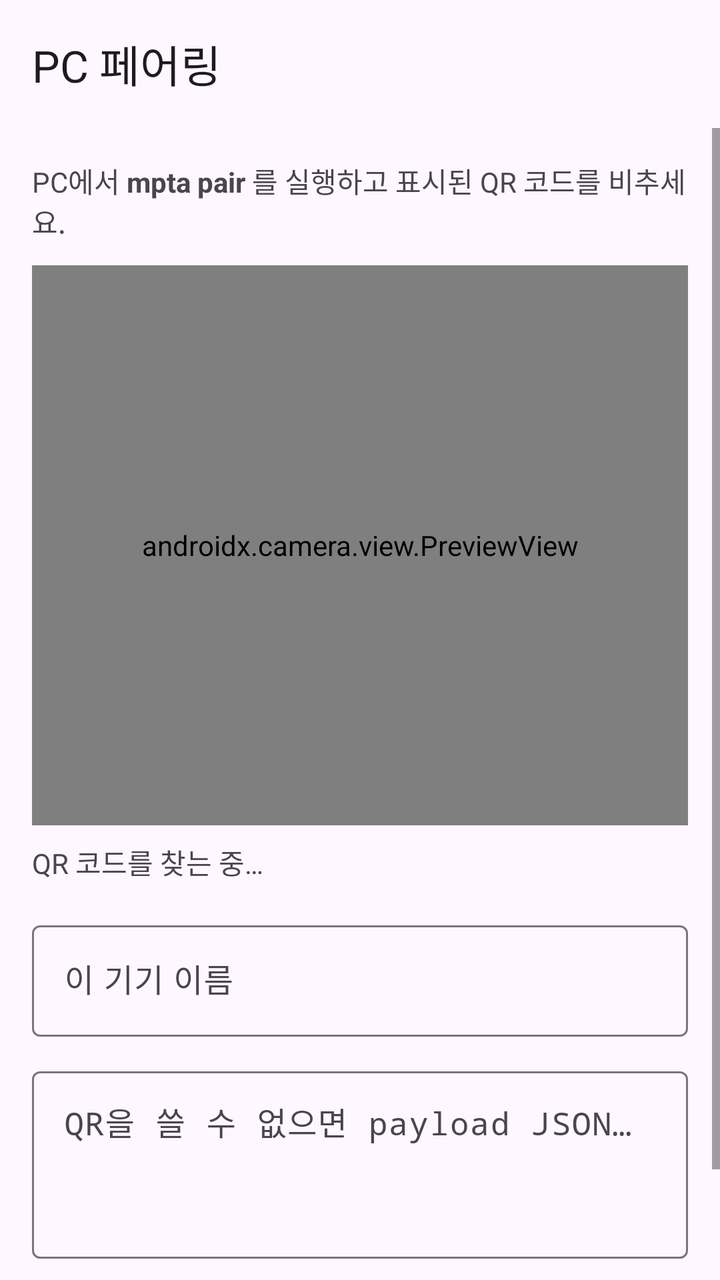
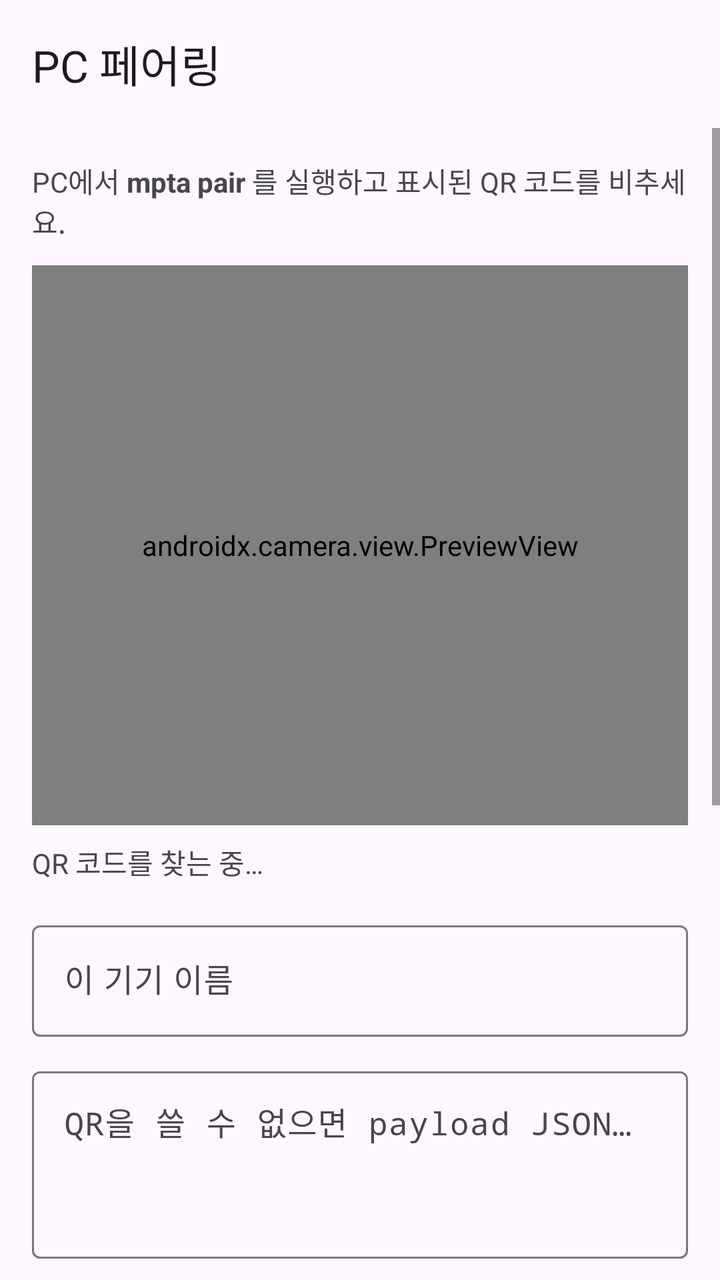

Compare the two renders of this Android layout. The source of the first and the diff that turns it into the second are given below.
<!-- AndroidManifest.xml: application theme Theme.Mpta -->
<!-- res/layout/activity_pairing.xml -->
<?xml version="1.0" encoding="utf-8"?>
<LinearLayout xmlns:android="http://schemas.android.com/apk/res/android"
    xmlns:app="http://schemas.android.com/apk/res-auto"
    android:id="@+id/root"
    android:layout_width="match_parent"
    android:layout_height="match_parent"
    android:orientation="vertical">

    <com.google.android.material.appbar.MaterialToolbar
        android:id="@+id/toolbar"
        android:layout_width="match_parent"
        android:layout_height="?attr/actionBarSize"
        app:title="@string/pairing_title" />

    <ScrollView
        android:layout_width="match_parent"
        android:layout_height="match_parent">

        <LinearLayout
            android:layout_width="match_parent"
            android:layout_height="wrap_content"
            android:orientation="vertical"
            android:padding="16dp">

            <TextView
                android:id="@+id/help"
                android:layout_width="match_parent"
                android:layout_height="wrap_content"
                android:text="@string/pairing_help" />

            <androidx.camera.view.PreviewView
                android:id="@+id/preview"
                android:layout_width="match_parent"
                android:layout_height="280dp"
                android:layout_marginTop="12dp" />

            <TextView
                android:id="@+id/status"
                android:layout_width="match_parent"
                android:layout_height="wrap_content"
                android:layout_marginTop="8dp"
                android:text="@string/pairing_scanning" />

            <com.google.android.material.textfield.TextInputLayout
                android:layout_width="match_parent"
                android:layout_height="wrap_content"
                android:layout_marginTop="16dp"
                android:hint="@string/pairing_device_name">

                <com.google.android.material.textfield.TextInputEditText
                    android:id="@+id/deviceName"
                    android:layout_width="match_parent"
                    android:layout_height="wrap_content"
                    android:inputType="text"
                    android:maxLines="1" />
            </com.google.android.material.textfield.TextInputLayout>

            <com.google.android.material.textfield.TextInputLayout
                android:layout_width="match_parent"
                android:layout_height="wrap_content"
                android:layout_marginTop="12dp"
                android:hint="@string/pairing_paste_hint">

                <com.google.android.material.textfield.TextInputEditText
                    android:id="@+id/payload"
                    android:layout_width="match_parent"
                    android:layout_height="wrap_content"
                    android:gravity="top"
                    android:inputType="textMultiLine|textNoSuggestions"
                    android:minLines="3"
                    android:typeface="monospace" />
            </com.google.android.material.textfield.TextInputLayout>

            <Button
                android:id="@+id/pasteButton"
                android:layout_width="match_parent"
                android:layout_height="wrap_content"
                android:layout_marginTop="8dp"
                android:text="@string/pairing_paste_button" />
        </LinearLayout>
    </ScrollView>
</LinearLayout>
<!-- resources referenced by this layout -->
<resources>
  <string name="pairing_device_name">이 기기 이름</string>
  <string name="pairing_help">PC에서 <b>mpta pair</b> 를 실행하고 표시된 QR 코드를 비추세요.</string>
  <string name="pairing_paste_button">붙여넣은 정보로 페어링</string>
  <string name="pairing_paste_hint">QR을 쓸 수 없으면 payload JSON을 붙여넣으세요</string>
  <string name="pairing_scanning">QR 코드를 찾는 중…</string>
  <string name="pairing_title">PC 페어링</string>
  <style name="Theme.Mpta" parent="Theme.Material3.DayNight.NoActionBar">
          <item name="colorPrimary">#3A6EA5</item>
      </style>
</resources>

<!-- the commit's change to res/layout/activity_pairing.xml (unified diff, before → after) -->
@@ -77,6 +77,77 @@
                 android:layout_height="wrap_content"
                 android:layout_marginTop="8dp"
                 android:text="@string/pairing_paste_button" />
+
+            
+            <TextView
+                android:layout_width="match_parent"
+                android:layout_height="wrap_content"
+                android:layout_marginTop="24dp"
+                android:text="@string/pin_section_title"
+                android:textAppearance="?attr/textAppearanceTitleMedium" />
+
+            <TextView
+                android:layout_width="match_parent"
+                android:layout_height="wrap_content"
+                android:layout_marginTop="4dp"
+                android:text="@string/pin_help" />
+
+            <Button
+                android:id="@+id/discoverButton"
+                style="?attr/materialButtonOutlinedStyle"
+                android:layout_width="match_parent"
+                android:layout_height="wrap_content"
+                android:layout_marginTop="8dp"
+                android:text="@string/pin_discover" />
+
+            <TextView
+                android:id="@+id/discoverStatus"
+                android:layout_width="match_parent"
+                android:layout_height="wrap_content"
+                android:visibility="gone" />
+
+            <LinearLayout
+                android:id="@+id/discoveredList"
+                android:layout_width="match_parent"
+                android:layout_height="wrap_content"
+                android:orientation="vertical" />
+
+            <com.google.android.material.textfield.TextInputLayout
+                android:layout_width="match_parent"
+                android:layout_height="wrap_content"
+                android:layout_marginTop="8dp"
+                android:hint="@string/pin_address_hint">
+
+                <com.google.android.material.textfield.TextInputEditText
+                    android:id="@+id/hostAddress"
+                    android:layout_width="match_parent"
+                    android:layout_height="wrap_content"
+                    android:inputType="textUri|textNoSuggestions"
+                    android:maxLines="1" />
+            </com.google.android.material.textfield.TextInputLayout>
+
+            <com.google.android.material.textfield.TextInputLayout
+                android:layout_width="match_parent"
+                android:layout_height="wrap_content"
+                android:layout_marginTop="8dp"
+                android:hint="@string/pin_input_hint">
+
+                <com.google.android.material.textfield.TextInputEditText
+                    android:id="@+id/pinInput"
+                    android:layout_width="match_parent"
+                    android:layout_height="wrap_content"
+                    android:inputType="number"
+                    android:maxLength="6"
+                    android:maxLines="1"
+                    android:typeface="monospace" />
+            </com.google.android.material.textfield.TextInputLayout>
+
+            <Button
+                android:id="@+id/pinPairButton"
+                android:layout_width="match_parent"
+                android:layout_height="wrap_content"
+                android:layout_marginTop="8dp"
+                android:text="@string/pin_pair_button" />
         </LinearLayout>
     </ScrollView>
 </LinearLayout>
<!-- resource entries referenced after the edit -->
@@ -6,6 +6,12 @@
   <string name="pairing_paste_hint">QR을 쓸 수 없으면 payload JSON을 붙여넣으세요</string>
   <string name="pairing_scanning">QR 코드를 찾는 중…</string>
   <string name="pairing_title">PC 페어링</string>
+  <string name="pin_address_hint">PC 주소 (IP 또는 IP:포트, Tailscale은 직접 입력)</string>
+  <string name="pin_discover">LAN에서 PC 찾기</string>
+  <string name="pin_help">PC에서 <b>mpta pair --pin</b> 을 실행하면 6자리 PIN과 인증서 지문이 표시됩니다.</string>
+  <string name="pin_input_hint">PIN 6자리</string>
+  <string name="pin_pair_button">PIN으로 페어링</string>
+  <string name="pin_section_title">PIN으로 페어링 (QR 없이)</string>
   <style name="Theme.Mpta" parent="Theme.Material3.DayNight.NoActionBar">
           <item name="colorPrimary">#3A6EA5</item>
       </style>
